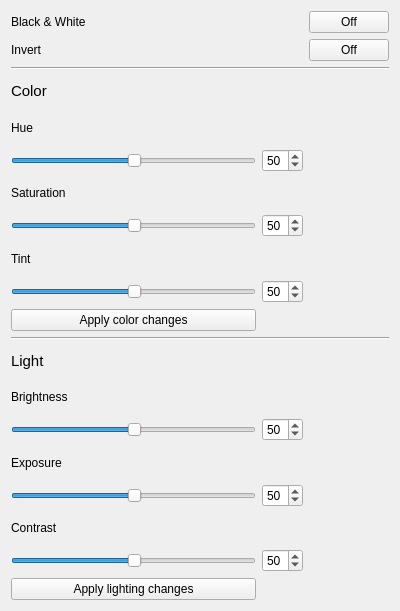
Old version of the form Palette/ColorControls.ui in the repository JosefNatanael/ThePhotoEditor.
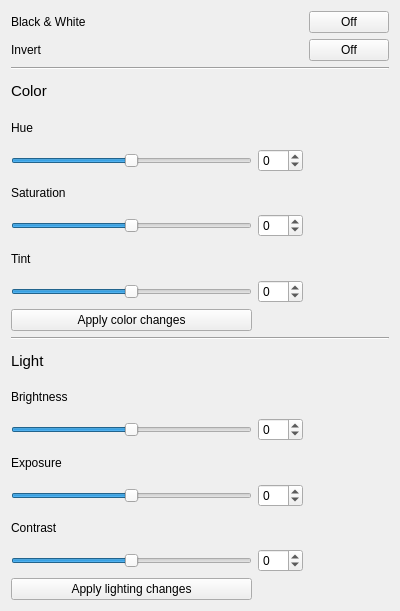
New version of the form.

```diff
--- a/Palette/ColorControls.ui
+++ b/Palette/ColorControls.ui
@@ -16,16 +16,28 @@
   <layout class="QGridLayout" name="gridLayout">
    <item row="16" column="1">
     <widget class="QSpinBox" name="exposureSpinBox">
-     <property name="value">
+     <property name="minimum">
+      <number>-50</number>
+     </property>
+     <property name="maximum">
       <number>50</number>
      </property>
+     <property name="value">
+      <number>0</number>
+     </property>
     </widget>
    </item>
    <item row="16" column="0">
     <widget class="QSlider" name="exposureSlider">
-     <property name="value">
+     <property name="minimum">
+      <number>-50</number>
+     </property>
+     <property name="maximum">
       <number>50</number>
      </property>
+     <property name="value">
+      <number>0</number>
+     </property>
      <property name="orientation">
       <enum>Qt::Horizontal</enum>
      </property>
@@ -40,9 +52,15 @@
    </item>
    <item row="7" column="0">
     <widget class="QSlider" name="saturationSlider">
-     <property name="value">
+     <property name="minimum">
+      <number>-50</number>
+     </property>
+     <property name="maximum">
       <number>50</number>
      </property>
+     <property name="value">
+      <number>0</number>
+     </property>
      <property name="orientation">
       <enum>Qt::Horizontal</enum>
      </property>
@@ -50,9 +68,15 @@
    </item>
    <item row="5" column="1">
     <widget class="QSpinBox" name="hueSpinBox">
-     <property name="value">
+     <property name="minimum">
+      <number>-50</number>
+     </property>
+     <property name="maximum">
       <number>50</number>
      </property>
+     <property name="value">
+      <number>0</number>
+     </property>
     </widget>
    </item>
    <item row="13" column="0">
@@ -64,9 +88,15 @@
    </item>
    <item row="7" column="1">
     <widget class="QSpinBox" name="saturationSpinBox">
-     <property name="value">
+     <property name="minimum">
+      <number>-50</number>
+     </property>
+     <property name="maximum">
       <number>50</number>
      </property>
+     <property name="value">
+      <number>0</number>
+     </property>
     </widget>
    </item>
    <item row="3" column="0">
@@ -83,9 +113,15 @@
    </item>
    <item row="14" column="1">
     <widget class="QSpinBox" name="brightnessSpinBox">
-     <property name="value">
+     <property name="minimum">
+      <number>-50</number>
+     </property>
+     <property name="maximum">
       <number>50</number>
      </property>
+     <property name="value">
+      <number>0</number>
+     </property>
     </widget>
    </item>
    <item row="0" column="0">
@@ -137,9 +173,15 @@
    </item>
    <item row="14" column="0">
     <widget class="QSlider" name="brightnessSlider">
-     <property name="value">
+     <property name="minimum">
+      <number>-50</number>
+     </property>
+     <property name="maximum">
       <number>50</number>
      </property>
+     <property name="value">
+      <number>0</number>
+     </property>
      <property name="orientation">
       <enum>Qt::Horizontal</enum>
      </property>
@@ -168,9 +210,15 @@
    </item>
    <item row="9" column="1">
     <widget class="QSpinBox" name="tintSpinBox">
-     <property name="value">
+     <property name="minimum">
+      <number>-50</number>
+     </property>
+     <property name="maximum">
       <number>50</number>
      </property>
+     <property name="value">
+      <number>0</number>
+     </property>
     </widget>
    </item>
    <item row="15" column="0">
@@ -182,9 +230,15 @@
    </item>
    <item row="5" column="0">
     <widget class="QSlider" name="hueSlider">
-     <property name="value">
+     <property name="minimum">
+      <number>-50</number>
+     </property>
+     <property name="maximum">
       <number>50</number>
      </property>
+     <property name="value">
+      <number>0</number>
+     </property>
      <property name="orientation">
       <enum>Qt::Horizontal</enum>
      </property>
@@ -199,9 +253,15 @@
    </item>
    <item row="18" column="0">
     <widget class="QSlider" name="contrastSlider">
-     <property name="value">
+     <property name="minimum">
+      <number>-50</number>
+     </property>
+     <property name="maximum">
       <number>50</number>
      </property>
+     <property name="value">
+      <number>0</number>
+     </property>
      <property name="orientation">
       <enum>Qt::Horizontal</enum>
      </property>
@@ -209,9 +269,15 @@
    </item>
    <item row="9" column="0">
     <widget class="QSlider" name="tintSlider">
-     <property name="value">
+     <property name="minimum">
+      <number>-50</number>
+     </property>
+     <property name="maximum">
       <number>50</number>
      </property>
+     <property name="value">
+      <number>0</number>
+     </property>
      <property name="orientation">
       <enum>Qt::Horizontal</enum>
      </property>
@@ -226,9 +292,15 @@
    </item>
    <item row="18" column="1">
     <widget class="QSpinBox" name="contrastSpinBox">
-     <property name="value">
+     <property name="minimum">
+      <number>-50</number>
+     </property>
+     <property name="maximum">
       <number>50</number>
      </property>
+     <property name="value">
+      <number>0</number>
+     </property>
     </widget>
    </item>
    <item row="19" column="0">
```
